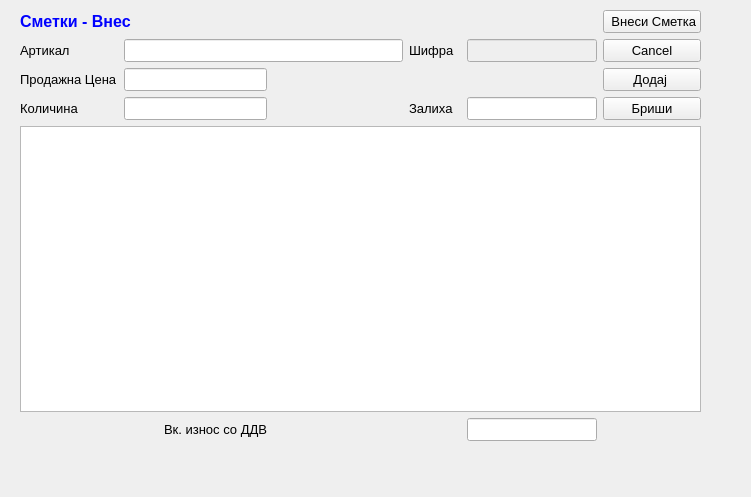
This is sterna/Smetki/smetkivnes.ui in srgank/sterna_x as Qt 5 draws it before an edit. The edited form follows.
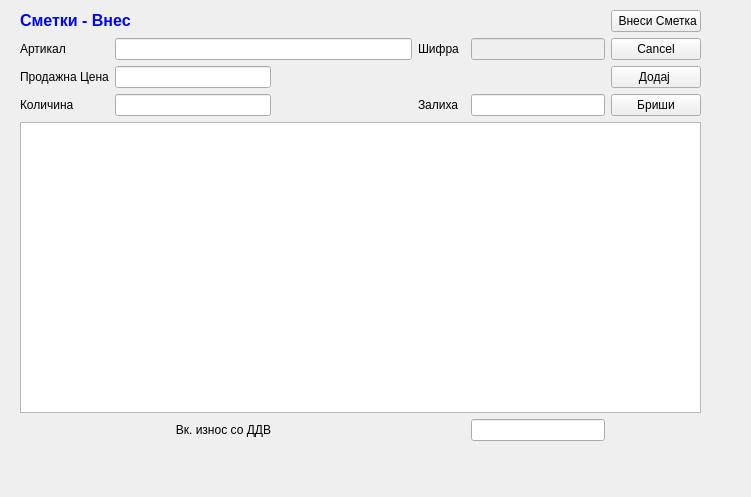
This is the edited form. Icons and pictures are not drawn.

```diff
--- a/sterna/Smetki/smetkivnes.ui
+++ b/sterna/Smetki/smetkivnes.ui
@@ -22,28 +22,12 @@
      <height>431</height>
     </rect>
    </property>
-   <property name="font">
-    <font>
-     <pointsize>10</pointsize>
-    </font>
-   </property>
    <layout class="QGridLayout" name="gridLayout">
     <item row="8" column="0" colspan="9">
-     <widget class="QTableView" name="tableView">
-      <property name="font">
-       <font>
-        <pointsize>10</pointsize>
-       </font>
-      </property>
-     </widget>
+     <widget class="QTableView" name="tableView"/>
     </item>
     <item row="4" column="0">
      <widget class="QLabel" name="label_5">
-      <property name="font">
-       <font>
-        <pointsize>10</pointsize>
-       </font>
-      </property>
       <property name="text">
        <string>Продажна Цена</string>
       </property>
@@ -51,11 +35,6 @@
     </item>
     <item row="9" column="7">
      <widget class="QLineEdit" name="lineEdit">
-      <property name="font">
-       <font>
-        <pointsize>10</pointsize>
-       </font>
-      </property>
       <property name="alignment">
        <set>Qt::AlignRight|Qt::AlignTrailing|Qt::AlignVCenter</set>
       </property>
@@ -63,11 +42,6 @@
     </item>
     <item row="9" column="3">
      <widget class="QLabel" name="label">
-      <property name="font">
-       <font>
-        <pointsize>10</pointsize>
-       </font>
-      </property>
       <property name="text">
        <string>Вк. износ со ДДВ</string>
       </property>
@@ -78,11 +52,6 @@
     </item>
     <item row="5" column="0">
      <widget class="QLabel" name="label_6">
-      <property name="font">
-       <font>
-        <pointsize>10</pointsize>
-       </font>
-      </property>
       <property name="text">
        <string>Количина</string>
       </property>
@@ -90,11 +59,6 @@
     </item>
     <item row="5" column="7">
      <widget class="QLineEdit" name="lineEdit_5">
-      <property name="font">
-       <font>
-        <pointsize>10</pointsize>
-       </font>
-      </property>
       <property name="readOnly">
        <bool>true</bool>
       </property>
@@ -102,11 +66,6 @@
     </item>
     <item row="5" column="5">
      <widget class="QLabel" name="label_7">
-      <property name="font">
-       <font>
-        <pointsize>10</pointsize>
-       </font>
-      </property>
       <property name="text">
        <string>Залиха</string>
       </property>
@@ -117,11 +76,6 @@
       <property name="enabled">
        <bool>true</bool>
       </property>
-      <property name="font">
-       <font>
-        <pointsize>10</pointsize>
-       </font>
-      </property>
       <property name="toolTip">
        <string>&lt;html&gt;&lt;head/&gt;&lt;body&gt;&lt;p&gt;Притисни ЕНТЕР за да те однесе во листата&lt;/p&gt;&lt;/body&gt;&lt;/html&gt;</string>
       </property>
@@ -132,11 +86,6 @@
     </item>
     <item row="5" column="8">
      <widget class="QPushButton" name="pushButton_6">
-      <property name="font">
-       <font>
-        <pointsize>10</pointsize>
-       </font>
-      </property>
       <property name="text">
        <string>Бриши</string>
       </property>
@@ -144,11 +93,6 @@
     </item>
     <item row="4" column="8">
      <widget class="QPushButton" name="pushButton_3">
-      <property name="font">
-       <font>
-        <pointsize>10</pointsize>
-       </font>
-      </property>
       <property name="text">
        <string>Додај </string>
       </property>
@@ -159,13 +103,6 @@
       <property name="enabled">
        <bool>false</bool>
       </property>
-      <property name="font">
-       <font>
-        <pointsize>10</pointsize>
-        <weight>75</weight>
-        <bold>true</bold>
-       </font>
-      </property>
       <property name="toolTip">
        <string>&lt;html&gt;&lt;head/&gt;&lt;body&gt;&lt;p&gt;Притисни ЕНТЕР за да те однесе во листата&lt;/p&gt;&lt;/body&gt;&lt;/html&gt;</string>
       </property>
@@ -176,11 +113,6 @@
     </item>
     <item row="3" column="0">
      <widget class="QLabel" name="label_3">
-      <property name="font">
-       <font>
-        <pointsize>10</pointsize>
-       </font>
-      </property>
       <property name="text">
        <string>Артикал</string>
       </property>
@@ -188,11 +120,6 @@
     </item>
     <item row="2" column="8">
      <widget class="QPushButton" name="pushButton_4">
-      <property name="font">
-       <font>
-        <pointsize>10</pointsize>
-       </font>
-      </property>
       <property name="text">
        <string> Внеси Сметка</string>
       </property>
@@ -204,11 +131,6 @@
     </item>
     <item row="3" column="8">
      <widget class="QPushButton" name="pushButton_5">
-      <property name="font">
-       <font>
-        <pointsize>10</pointsize>
-       </font>
-      </property>
       <property name="text">
        <string>Cancel</string>
       </property>
@@ -216,11 +138,6 @@
     </item>
     <item row="3" column="5">
      <widget class="QLabel" name="label_8">
-      <property name="font">
-       <font>
-        <pointsize>10</pointsize>
-       </font>
-      </property>
       <property name="text">
        <string>Шифра</string>
       </property>
@@ -228,11 +145,6 @@
     </item>
     <item row="2" column="0" colspan="3">
      <widget class="QLabel" name="label_4">
-      <property name="font">
-       <font>
-        <pointsize>10</pointsize>
-       </font>
-      </property>
       <property name="text">
        <string>&lt;!DOCTYPE HTML PUBLIC &quot;-//W3C//DTD HTML 4.0//EN&quot; &quot;http://www.w3.org/TR/REC-html40/strict.dtd&quot;&gt;
 &lt;html&gt;&lt;head&gt;&lt;meta name=&quot;qrichtext&quot; content=&quot;1&quot; /&gt;&lt;style type=&quot;text/css&quot;&gt;
@@ -270,24 +182,13 @@
     </item>
     <item row="4" column="1" colspan="3">
      <widget class="QLineEdit" name="lineEdit_3">
-      <property name="font">
-       <font>
-        <pointsize>10</pointsize>
-       </font>
-      </property>
       <property name="readOnly">
        <bool>false</bool>
       </property>
      </widget>
     </item>
     <item row="5" column="1" colspan="3">
-     <widget class="QLineEdit" name="lineEdit_4">
-      <property name="font">
-       <font>
-        <pointsize>10</pointsize>
-       </font>
-      </property>
-     </widget>
+     <widget class="QLineEdit" name="lineEdit_4"/>
     </item>
    </layout>
   </widget>
```
